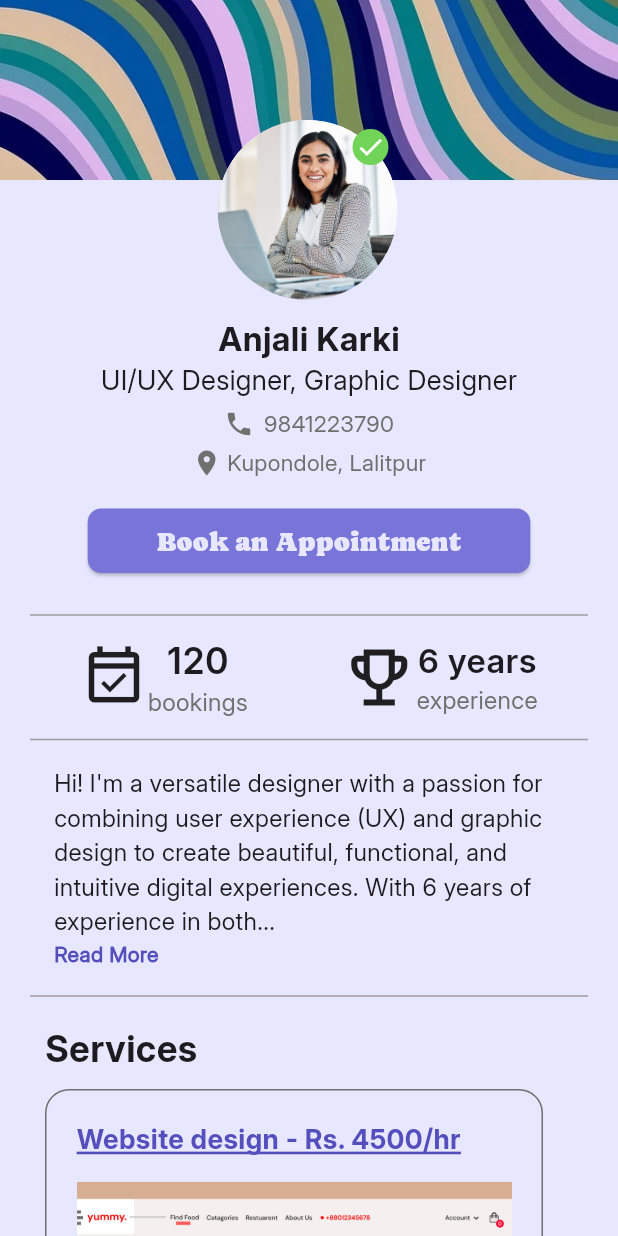
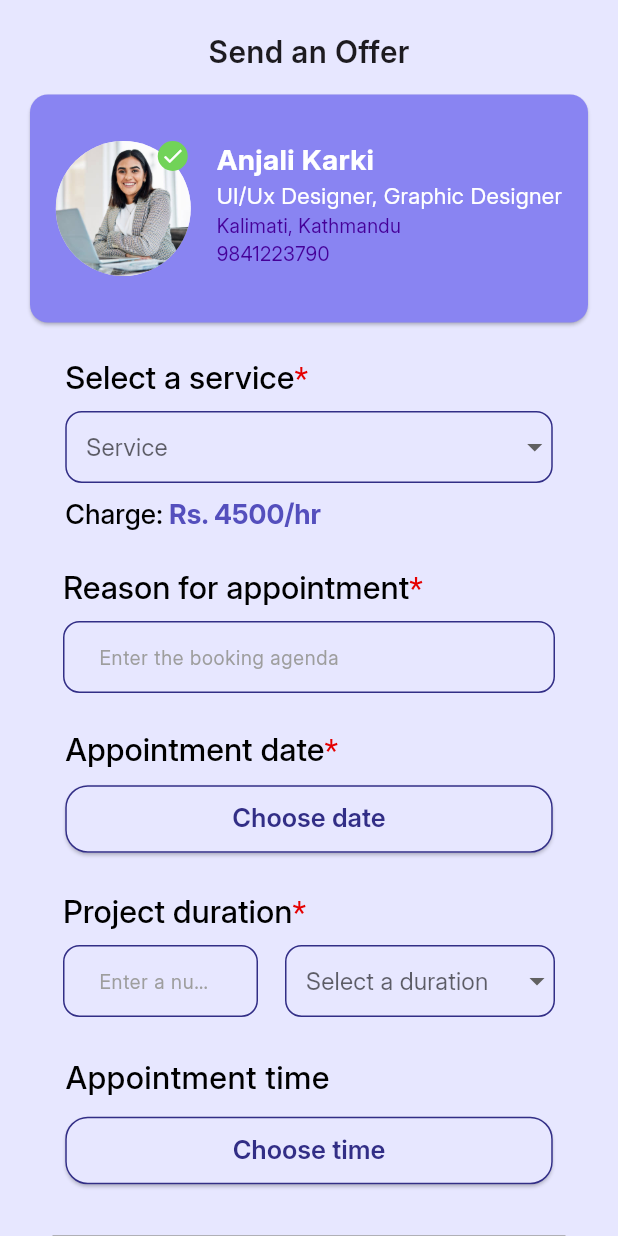
Before and after one commit to Dia505/SkillGrid, a Flutter app: the FreelancerProfileView screen opened directly, after a tap on "Book an Appointment", on a phone screen of 412 x 824 dp. Run offline on Flutter 3.47's test engine with Material 3 defaults, Android fonts, the phone set to English and light mode, and no system bars; our stand-ins replace carousel_slider, dartz, equatable, flutter_bloc, get_it, hive_flutter and 2 more; accounts and stored records are empty.

Commit message:
Appointment: send offer ui
* build profile screen with lottie gif

* build profile progress bar

* job details form view

* freelancer bio form

* bottom navigation bar, themes, fonts

* home screen: app bar with search textfield and button

* Home screen: service category (list of maps)

* Home screen: recently viewed cards (common widget)

* Home screen: popular services (list of maps)

* Home screen: ongoing collaboration card (common)

* Home screen: line divider

* Build your profile: service form + lottie file view timer

* Build your profile: job category screen

* freelancer registration date picker implementation

* Freelancer dashboard: bottom navigation + stats

* Freelancer dashboard: ongoing collabs + recent invoice

* search bar with filter button

* search screen carousel

* Search screen: skills

* Search screen: filter page

* Client notification screen

* Freelancer notification screen + notification card layout changes

* freelancer profile screen: bio data

* folder structuring

* Freelancer profile: services

* Freelancer profile: review container

* Freelancer profile: review pages

* Freelancer profile: skills

* Freelancer profile: education

* Freelancer profile: employment

* clean architecture folder and files added

* Client registration: client and role entity, client hive model, adapter and failure class

* Client registration: hive queries, data source and repository

* Client registration: use case + non-nullable return type for getClientById

* Client registration: bloc + common snackbar

* Client registration: view + dependency injection

* Freelancer registration: entity, hive model, hive queries

* Freelancer registration: data source + repository

* Freelancer registration: usecase, bloc, view + di

* Registration: role assignment in entity, hive model and hive queries

* login functions in data source and repository

* Login: usecase

* login bloc, join as client/freelancer bloc and view

* dependency injection + navigation using bloc

* splash screen cubit + view + di

* Onboard screen cubit, event, view + di

* join as client/freelancer screen navigation (multi bloc provider)

* Login without role-based navigation

* freelancer dashboard cubit, state + di

* client dashboard bloc, navigation of login to register, freelancer login done but client login failed

* role-based login complete

* Appointment: send offer ui

```diff
--- /dev/null
+++ b/skill_grid/lib/core/common/appointment_freelancer_card.dart
@@ -0,0 +1,74 @@
+import 'package:flutter/material.dart';
+
+class AppointmentFreelancerCard extends StatelessWidget {
+  const AppointmentFreelancerCard({super.key});
+
+  @override
+  Widget build(BuildContext context) {
+    return const SizedBox(
+      width: 380,
+      height: 160,
+      child: Card(
+        color: Color(0XFF8984F2),
+        child: Padding(
+          padding: EdgeInsets.only(left: 0),
+          child: Row(
+            crossAxisAlignment: CrossAxisAlignment.center,
+            mainAxisAlignment: MainAxisAlignment.spaceEvenly,
+            children: [
+              Stack(
+                clipBehavior: Clip.none,
+                children: [
+                  CircleAvatar(
+                    radius: 45,
+                    backgroundImage: AssetImage(
+                        "assets/images/istockphoto-1354842602-612x612.jpg"),
+                  ),
+                  Positioned(
+                    left: 68,
+                    child: CircleAvatar(
+                      radius: 10,
+                      backgroundColor: Color(0xFF71D358),
+                      child: Icon(
+                        Icons.check,
+                        size: 16,
+                        color: Colors.white,
+                      ),
+                    ),
+                  )
+                ],
+              ),
+              Padding(
+                padding: EdgeInsets.only(top: 30.0),
+                child: Column(
+                  crossAxisAlignment: CrossAxisAlignment.start,
+                  children: [
+                    Text(
+                      "Anjali Karki",
+                      style: TextStyle(
+                          fontFamily: "Inter Bold",
+                          fontSize: 19,
+                          color: Colors.white),
+                    ),
+                    Text(
+                      "UI/Ux Designer, Graphic Designer",
+                      style: TextStyle(fontSize: 15, color: Colors.white),
+                    ),
+                    Text(
+                      "Kalimati, Kathmandu",
+                      style: TextStyle(color: Color(0XFF450098), fontSize: 13),
+                    ),
+                    Text(
+                      "9841223790",
+                      style: TextStyle(color: Color(0XFF450098), fontSize: 13),
+                    ),
+                  ],
+                ),
+              ),
+            ],
+          ),
+        ),
+      ),
+    );
+  }
+}
--- a/skill_grid/lib/core/common/common_button.dart
+++ b/skill_grid/lib/core/common/common_button.dart
@@ -6,13 +6,15 @@ class CommonButton extends StatelessWidget {
     required this.buttonText,
     this.buttonColor,
     this.buttonTextColor,
-    required this.onPressed
+    this.borderColor,
+    required this.onPressed,
   });
 
   final String buttonText;
   final Color? buttonColor;
   final Color? buttonTextColor;
   final VoidCallback onPressed;
+  final Color? borderColor;
 
   @override
   Widget build(BuildContext context) {
@@ -23,10 +25,18 @@ class CommonButton extends StatelessWidget {
         onPressed: onPressed,
         style: ElevatedButton.styleFrom(
           backgroundColor: buttonColor,
+          shape: RoundedRectangleBorder(
+            side: BorderSide(
+              color: borderColor ?? Colors.transparent, // Default: No border
+              width: 2, // Border width
+            ),
+            borderRadius: BorderRadius.circular(8), // Optional rounded corners
+          ),
         ),
-
-        child: Text(buttonText,
-          style: TextStyle(color: buttonTextColor)),
+        child: Text(
+          buttonText,
+          style: TextStyle(color: buttonTextColor),
+        ),
       ),
     );
   }
--- /dev/null
+++ b/skill_grid/lib/features/appointment/presentation/view/send_offer_view.dart
@@ -0,0 +1,416 @@
+import 'package:flutter/material.dart';
+import 'package:intl/intl.dart';
+import 'package:skill_grid/core/common/appointment_freelancer_card.dart';
+import 'package:skill_grid/core/common/common_dropdown.dart';
+
+class SendOfferView extends StatefulWidget {
+  const SendOfferView({super.key});
+
+  @override
+  State<SendOfferView> createState() => _SendOfferViewState();
+}
+
+class _SendOfferViewState extends State<SendOfferView> {
+  final serviceList = [
+    const DropdownMenuItem(
+        value: "Website design", child: Text("Website design")),
+    const DropdownMenuItem(
+        value: "Mobile app design", child: Text("Mobile app design")),
+    const DropdownMenuItem(
+        value: "Graphic design", child: Text("Graphic design"))
+  ];
+
+  String? service;
+
+  DateTime? selectedDate;
+
+  void _showDatePicker() {
+    DateTime firstDate = DateTime.now();
+    DateTime lastDate = DateTime.now().add(const Duration(days: 365));
+
+    showDatePicker(
+      context: context,
+      initialDate: selectedDate ?? DateTime.now(),
+      firstDate: firstDate,
+      lastDate: lastDate,
+    ).then((value) {
+      setState(() {
+        selectedDate = value;
+      });
+    });
+  }
+
+  final durationList = [
+    const DropdownMenuItem(value: "hour", child: Text("hour")),
+    const DropdownMenuItem(value: "day", child: Text("day")),
+    const DropdownMenuItem(value: "week", child: Text("week")),
+    const DropdownMenuItem(value: "month", child: Text("month")),
+    const DropdownMenuItem(value: "year", child: Text("year"))
+  ];
+
+  String? duration;
+
+  TimeOfDay? selectedTime;
+
+  void _showTimePicker() {
+    showTimePicker(
+            context: context, initialTime: selectedTime ?? TimeOfDay.now())
+        .then((value) {
+      setState(() {
+        selectedTime = value;
+      });
+    });
+  }
+
+  bool _isChecked = false;
+
+  @override
+  Widget build(BuildContext context) {
+    return Scaffold(
+      body: SingleChildScrollView(
+        child: SafeArea(
+          child: Padding(
+            padding:
+                const EdgeInsets.only(top: 20, left: 15, right: 15, bottom: 40),
+            child: Column(
+              children: [
+                const Text(
+                  "Send an Offer",
+                  style: TextStyle(fontSize: 20, fontFamily: "Inter SemiBold"),
+                ),
+                const SizedBox(
+                  height: 10,
+                ),
+                const AppointmentFreelancerCard(),
+                const SizedBox(
+                  height: 20,
+                ),
+                Column(
+                  crossAxisAlignment: CrossAxisAlignment.start,
+                  children: [
+                    RichText(
+                      text: const TextSpan(
+                          style: TextStyle(
+                              fontSize: 21,
+                              color: Colors.black,
+                              fontFamily: "Inter Medium"),
+                          children: [
+                            TextSpan(text: "Select a service"),
+                            TextSpan(
+                                text: "*",
+                                style: TextStyle(color: Color(0XFFE50000)))
+                          ]),
+                    ),
+                    const SizedBox(
+                      height: 10,
+                    ),
+                    CommonDropdown(
+                      width: 325,
+                      hintText: "Service",
+                      items: serviceList,
+                      onChanged: (value) {
+                        if (value != null) {
+                          service = value;
+                        }
+                      },
+                    ),
+                    const SizedBox(
+                      height: 10,
+                    ),
+                    RichText(
+                      text: const TextSpan(
+                          style: TextStyle(
+                              fontSize: 18,
+                              color: Colors.black,
+                              fontFamily: "Inter Medium"),
+                          children: [
+                            TextSpan(text: "Charge:"),
+                            TextSpan(
+                                text: " Rs. 4500/hr",
+                                style: TextStyle(
+                                    color: Color(0XFF544FBD),
+                                    fontFamily: "Inter Bold"))
+                          ]),
+                    ),
+                  ],
+                ),
+                Padding(
+                  padding:
+                      const EdgeInsets.symmetric(horizontal: 27, vertical: 25),
+                  child: Column(
+                    crossAxisAlignment: CrossAxisAlignment.start,
+                    children: [
+                      RichText(
+                        text: const TextSpan(
+                            style: TextStyle(
+                                fontSize: 21,
+                                color: Colors.black,
+                                fontFamily: "Inter Medium"),
+                            children: [
+                              TextSpan(text: "Reason for appointment"),
+                              TextSpan(
+                                  text: "*",
+                                  style: TextStyle(color: Color(0XFFE50000)))
+                            ]),
+                      ),
+                      const SizedBox(
+                        height: 10,
+                      ),
+                      TextFormField(
+                        decoration: const InputDecoration(
+                            hintText: "Enter the booking agenda"),
+                      )
+                    ],
+                  ),
+                ),
+                Column(
+                  crossAxisAlignment: CrossAxisAlignment.start,
+                  children: [
+                    RichText(
+                      text: const TextSpan(
+                          style: TextStyle(
+                              fontSize: 21,
+                              color: Colors.black,
+                              fontFamily: "Inter Medium"),
+                          children: [
+                            TextSpan(text: "Appointment date"),
+                            TextSpan(
+                                text: "*",
+                                style: TextStyle(color: Color(0XFFE50000)))
+                          ]),
+                    ),
+                    const SizedBox(
+                      height: 10,
+                    ),
+                    ElevatedButton(
+                      onPressed: _showDatePicker,
+                      style: ElevatedButton.styleFrom(
+                          backgroundColor: const Color(0XFFE7E7FF),
+                          fixedSize: const Size(325, 45),
+                          shape: RoundedRectangleBorder(
+                              borderRadius: BorderRadius.circular(15),
+                              side:
+                                  const BorderSide(color: Color(0xFF322E86)))),
+                      child: Text(
+                        selectedDate != null
+                            ? DateFormat('yyyy-MM-dd').format(selectedDate!)
+                            : "Choose date",
+                        style: const TextStyle(
+                            color: Color(0xFF322E86),
+                            fontSize: 17,
+                            fontFamily: "Inter SemiBold"),
+                      ),
+                    ),
+                  ],
+                ),
+                Padding(
+                  padding:
+                      const EdgeInsets.symmetric(horizontal: 27, vertical: 25),
+                  child: Column(
+                    crossAxisAlignment: CrossAxisAlignment.start,
+                    children: [
+                      RichText(
+                        text: const TextSpan(
+                            style: TextStyle(
+                                fontSize: 21,
+                                color: Colors.black,
+                                fontFamily: "Inter Medium"),
+                            children: [
+                              TextSpan(text: "Project duration"),
+                              TextSpan(
+                                  text: "*",
+                                  style: TextStyle(color: Color(0XFFE50000)))
+                            ]),
+                      ),
+                      const SizedBox(
+                        height: 10,
+                      ),
+                      Row(
+                        mainAxisAlignment: MainAxisAlignment.spaceBetween,
+                        children: [
+                          SizedBox(
+                            width: 130,
+                            child: TextFormField(
+                              decoration: const InputDecoration(
+                                  hintText: "Enter a number"),
+                            ),
+                          ),
+                          CommonDropdown(
+                            width: 180,
+                            hintText: "Select a duration",
+                            items: durationList,
+                            onChanged: (value) {
+                              if (value != null) {
+                                duration = value;
+                              }
+                            },
+                          ),
+                        ],
+                      )
+                    ],
+                  ),
+                ),
+                Padding(
+                  padding: const EdgeInsets.only(bottom: 25),
+                  child: Column(
+                    crossAxisAlignment: CrossAxisAlignment.start,
+                    children: [
+                      const Text(
+                        "Appointment time",
+                        style: TextStyle(
+                            fontSize: 21,
+                            color: Colors.black,
+                            fontFamily: "Inter Medium"),
+                      ),
+                      const SizedBox(
+                        height: 10,
+                      ),
+                      ElevatedButton(
+                        onPressed: _showTimePicker,
+                        style: ElevatedButton.styleFrom(
+                            backgroundColor: const Color(0XFFE7E7FF),
+                            fixedSize: const Size(325, 45),
+                            shape: RoundedRectangleBorder(
+                                borderRadius: BorderRadius.circular(15),
+                                side: const BorderSide(
+                                    color: Color(0xFF322E86)))),
+                        child: Text(
+                          selectedTime?.format(context) ?? "Choose time",
+                          style: const TextStyle(
+                              color: Color(0xFF322E86),
+                              fontSize: 17,
+                              fontFamily: "Inter SemiBold"),
+                        ),
+                      ),
+                    ],
+                  ),
+                ),
+                const Divider(
+                  color: Colors.grey,
+                  thickness: 1,
+                  indent: 20,
+                  endIndent: 20,
+                ),
+                const SizedBox(
+                  height: 15,
+                ),
+                Row(
+                  crossAxisAlignment: CrossAxisAlignment.start,
+                  children: [
+                    FormField<bool>(
+                      initialValue: _isChecked,
+                      validator: (value) {
+                        if (value == null || !value) {
+                          return "Please accept the SkillGrid Terms of Service before continuing";
+                        }
+                        return null;
+                      },
+                      builder: (FormFieldState<bool> state) {
+                        return Row(children: [
+                          Checkbox(
+                            value: state.value,
+                            onChanged: (bool? value) {
+                              setState(() {
+                                _isChecked = value!;
+                              });
+                              state.didChange(value);
+                            },
+                            side: BorderSide(
+                              color: state.hasError
+                                  ? Colors.red
+                                  : const Color(0xFF625D5D),
+                            ),
+                          ),
+                          SizedBox(
+                            width: 289,
+                            child: RichText(
+                              text: const TextSpan(
+                                style: TextStyle(
+                                  color: Color(0xFF625D5D),
+                                  fontSize: 14,
+                                ),
+                                children: [
+                                  TextSpan(
+                                    text: 'Yes, I understand and agree to the ',
+                                  ),
+                                  TextSpan(
+                                    text: 'SkillGrid Terms of Service',
+                                    style: TextStyle(
+                                      color: Color(0xFF322E86),
+                                      decoration: TextDecoration.underline,
+                                    ),
+                                  ),
+                                  TextSpan(
+                                    text: ', including the User Agreement and ',
+                                  ),
+                                  TextSpan(
+                                    text: 'Privacy Policy',
+                                    style: TextStyle(
+                                      color: Color(0xFF322E86), // Purple color
+                                      decoration: TextDecoration
+                                          .underline, // Underline decoration
+                                    ),
+                                  ),
+                                  TextSpan(
+                                    text: '.',
+                                  ),
+                                ],
+                              ),
+                            ),
+                          ),
+                        ]);
+                      },
+                    ),
+                  ],
+                ),
+                const SizedBox(
+                  height: 20,
+                ),
+                Row(
+                  mainAxisAlignment: MainAxisAlignment.spaceAround,
+                  children: [
+                    SizedBox(
+                      width: 155,
+                      height: 43,
+                      child: ElevatedButton(
+                        onPressed: () {},
+                        style: ElevatedButton.styleFrom(
+                          backgroundColor: const Color(0XFFE7E7FF),
+                          shape: RoundedRectangleBorder(
+                            side: const BorderSide(
+                              color: Color(0XFF544FBD) ?? Colors.transparent,
+                              width: 2, // Border width
+                            ),
+                            borderRadius: BorderRadius.circular(
+                                8), // Optional rounded corners
+                          ),
+                        ),
+                        child: const Text(
+                          "Cancel",
+                          style: TextStyle(color: Color(0XFF544FBD)),
+                        ),
+                      ),
+                    ),
+                    SizedBox(
+                      width: 155,
+                      height: 43,
+                      child: ElevatedButton(
+                        style: ElevatedButton.styleFrom(
+                          backgroundColor: const Color(0XFF544FBD),
+                        ),
+                        onPressed: () {},
+                        child: const Text(
+                          "Continue",
+                        ),
+                      ),
+                    ),
+                  ],
+                )
+              ],
+            ),
+          ),
+        ),
+      ),
+    );
+  }
+}
--- a/skill_grid/lib/features/home/presentation/view/client/dashboard_pages/search_screen_pages/search_screen_view.dart
+++ b/skill_grid/lib/features/home/presentation/view/client/dashboard_pages/search_screen_pages/search_screen_view.dart
@@ -1,6 +1,6 @@
 import 'package:flutter/material.dart';
 import 'package:skill_grid/core/common/search_screen_container.dart';
-import 'package:skill_grid/features/home/presentation/view/client/dashboard_pages/search_screen_pages/freelancer_profile_view.dart';
+import 'package:skill_grid/features/profile/presentation/view/freelancer_profile_view.dart';
 import 'package:skill_grid/features/home/presentation/view/client/dashboard_pages/search_screen_pages/search_filter_view.dart';
 
 class SearchScreenView extends StatefulWidget {
@@ -116,8 +116,8 @@ class _SearchScreenViewState extends State<SearchScreenView> {
             const Divider(
               color: Colors.grey,
               thickness: 1,
-              indent: 20, // Space before the line (left)
-              endIndent: 20, // Space after the line (right)
+              indent: 20,
+              endIndent: 20,
             ),
             const SearchScreenContainer(
               freelancerProfileImgPath:
@@ -142,8 +142,8 @@ class _SearchScreenViewState extends State<SearchScreenView> {
             const Divider(
               color: Colors.grey,
               thickness: 1,
-              indent: 20, // Space before the line (left)
-              endIndent: 20, // Space after the line (right)
+              indent: 20,
+              endIndent: 20,
             ),
             const SearchScreenContainer(
               freelancerProfileImgPath:
--- a/skill_grid/lib/features/home/presentation/view/client/dashboard_pages/search_screen_pages/freelancer_profile_view.dart
+++ b/skill_grid/lib/features/profile/presentation/view/freelancer_profile_view.dart
@@ -4,6 +4,7 @@ import 'package:skill_grid/core/common/freelancer_profile_education_container.da
 import 'package:skill_grid/core/common/freelancer_profile_employment_container.dart';
 import 'package:skill_grid/core/common/freelancer_profile_review_container.dart';
 import 'package:skill_grid/core/common/freelancer_profile_service_container.dart';
+import 'package:skill_grid/features/appointment/presentation/view/send_offer_view.dart';
 import 'package:smooth_page_indicator/smooth_page_indicator.dart';
 
 class FreelancerProfileView extends StatefulWidget {
@@ -248,7 +249,14 @@ class _FreelancerProfileViewState extends State<FreelancerProfileView> {
                   CommonButton(
                       buttonText: "Book an Appointment",
                       buttonColor: const Color(0xFF7975D8),
-                      onPressed: () {}),
+                      onPressed: () {
+                        Navigator.push(
+                          context,
+                          MaterialPageRoute(
+                            builder: (context) => const SendOfferView(),
+                          ),
+                        );
+                      }),
                 ],
               ),
               const SizedBox(
```
